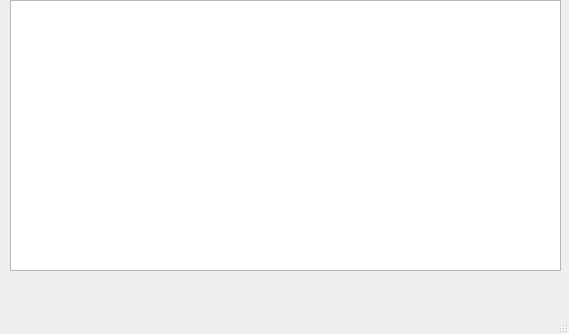
First picture: the form in main.ui, repository PhoenixAtlanta/drinks, before the edit.
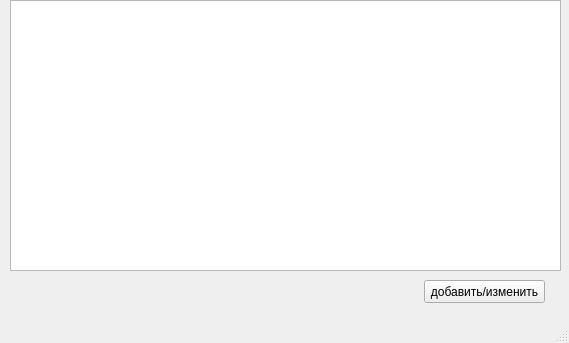
Second picture: the form after the edit.

Commit message: дз 2, добавление окна для работы с бд

```diff
--- a/main.ui
+++ b/main.ui
@@ -7,7 +7,7 @@
     <x>0</x>
     <y>0</y>
     <width>569</width>
-    <height>334</height>
+    <height>343</height>
    </rect>
   </property>
   <property name="windowTitle">
@@ -24,6 +24,19 @@
      </rect>
     </property>
    </widget>
+   <widget class="QPushButton" name="btn_change">
+    <property name="geometry">
+     <rect>
+      <x>424</x>
+      <y>280</y>
+      <width>121</width>
+      <height>23</height>
+     </rect>
+    </property>
+    <property name="text">
+     <string>добавить/изменить</string>
+    </property>
+   </widget>
   </widget>
   <widget class="QMenuBar" name="menubar">
    <property name="geometry">
```
The commit also changes 3 other files.
